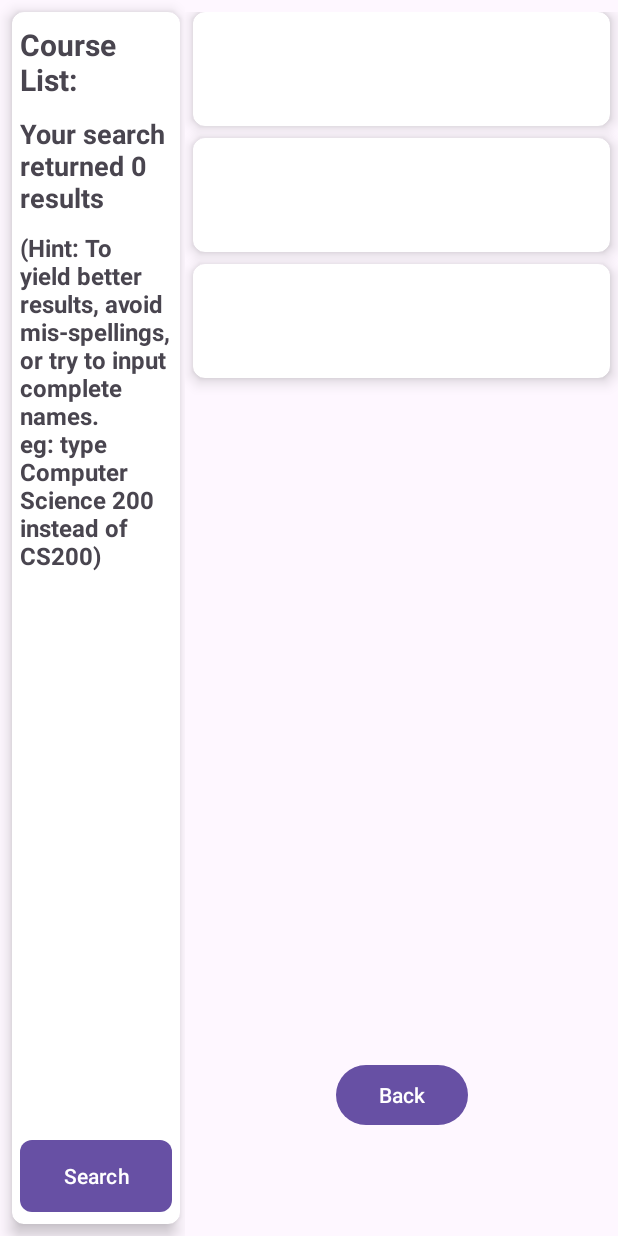
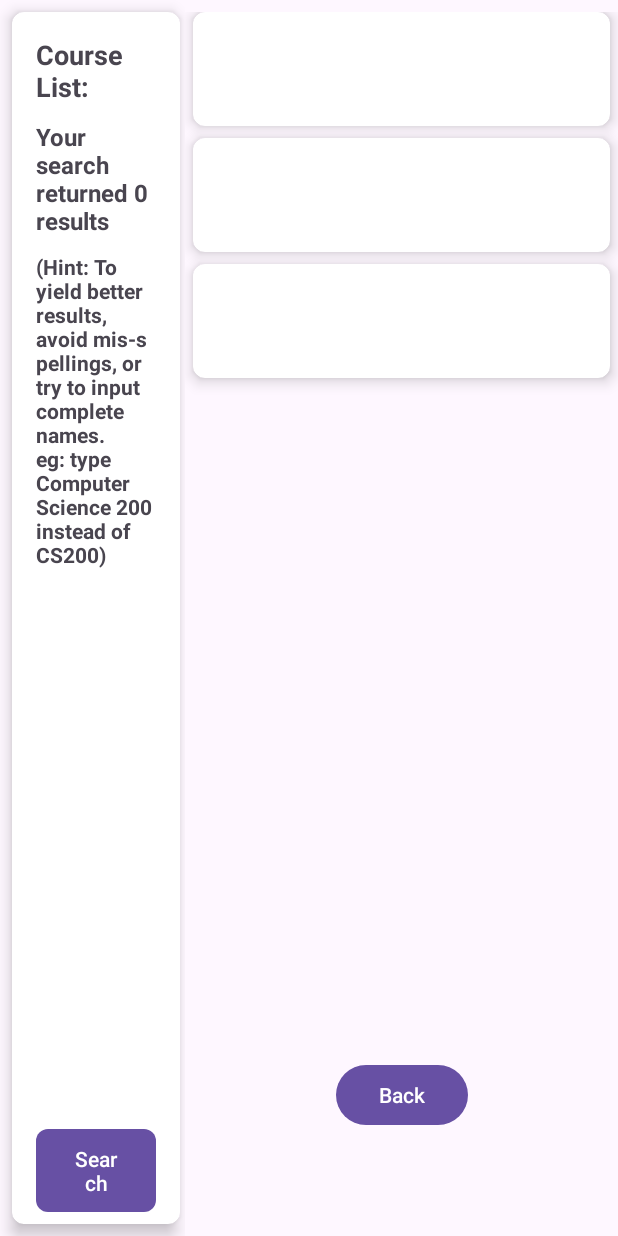
Before and after one commit to Bingerma/BadgerCourse, an Android app: the layout activity_course_card_list_unfolded.xml on its own in the app's theme, with its tools: preview values and no code run, on a phone screen of 412 x 824 dp. Run offline under Robolectric (Android 15) with nearby library versions, the phone set to English and light mode, and no system bars; network calls fail.

Commit message:
Ver 0.1.2
Added info to the side panels of course list. Side panel of professor list now have the course Abrv as well as full name. Adjusted the styling of side panels to make it align with the rest of the app

```diff
--- a/app/src/main/res/layout/activity_course_card_list_unfolded.xml
+++ b/app/src/main/res/layout/activity_course_card_list_unfolded.xml
@@ -25,16 +25,16 @@
                 android:layout_width="match_parent"
                 android:layout_height="match_parent"
                 android:orientation="vertical"
-                android:paddingStart="5dp"
-                android:paddingEnd="5dp"
-                android:paddingTop="8dp">
+                android:paddingStart="16dp"
+                android:paddingEnd="16dp"
+                android:paddingTop="16dp">
                 <TextView
                     android:layout_width="match_parent"
                     android:layout_height="wrap_content"
                     android:id="@+id/courseInfoTextTitle"
                     android:text="@string/courseListInfoTitle"
                     android:textStyle="bold"
-                    android:textSize="20sp"
+                    android:textSize="18sp"
                     >
                 </TextView>
                 <TextView
@@ -43,7 +43,7 @@
                     android:id="@+id/courseInfoTextContent"
                     android:text="@string/courseListInfoContent"
                     android:textStyle="bold"
-                    android:textSize="18dp"
+                    android:textSize="16sp"
                     android:paddingTop="10dp"
                     >
                 </TextView>
@@ -54,7 +54,7 @@
                     android:id="@+id/courseInfoTextHint"
                     android:text="@string/courseListInfoHint"
                     android:textStyle="bold"
-                    android:textSize="16dp">
+                    android:textSize="14sp">
                 </TextView>
                 <View
                     android:layout_width="match_parent"
@@ -67,6 +67,7 @@
                     android:text="@string/home_button"
                     android:background="@drawable/home_button_custom"
                     android:layout_marginBottom="8dp"
+                    android:id="@+id/search_button"
                     >
                 </Button>
             </LinearLayout>
```
Also changed, not shown: app/src/main/java/com/cs407/finalproject/courseCardList.java (+28 -13 lines), app/src/main/java/com/cs407/finalproject/professorCardList.java (+9 -0 lines), app/src/main/res/layout/activity_professor_card_list_unfolded.xml (+25 -0 lines).
